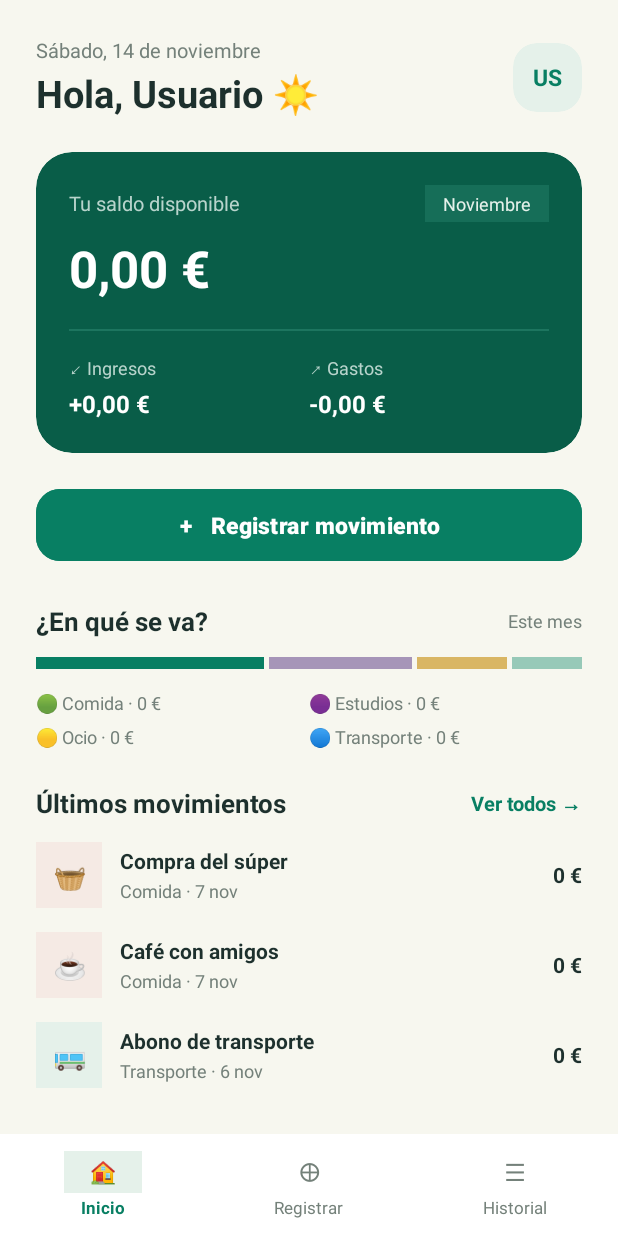
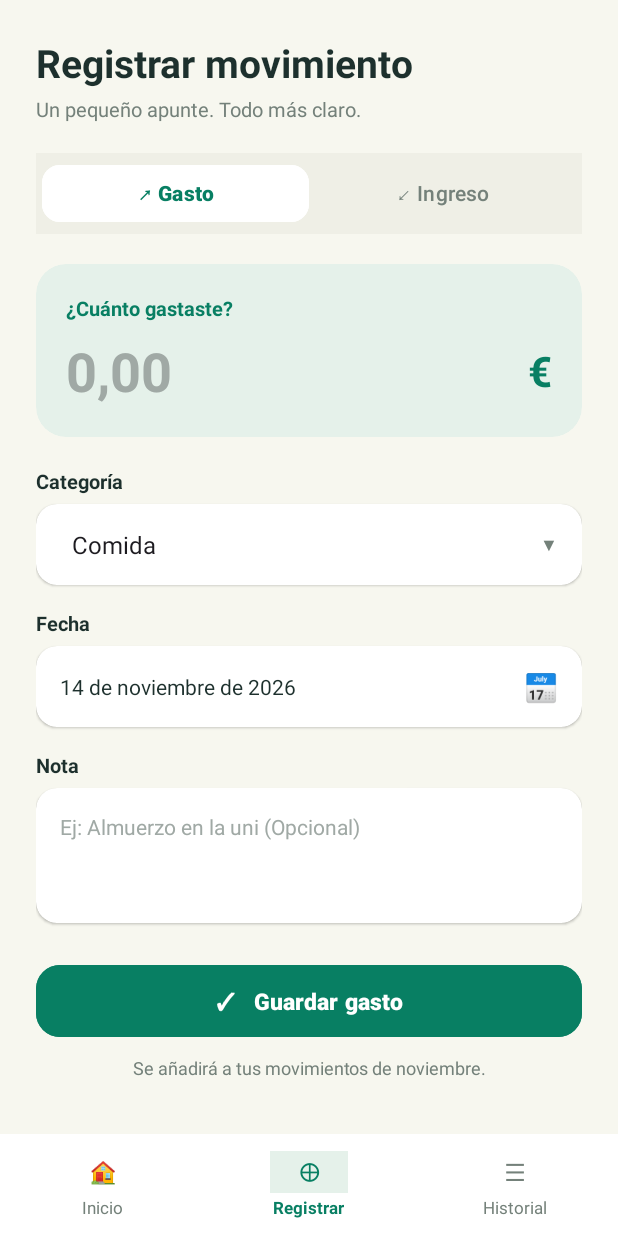
Before and after one commit to simonbrandvelez-cell/WhereIsMyMoney, an Android app: the InicioActivity screen opened directly, with no data from a screen before it, after a tap on "+ Registrar movimiento", on a phone screen of 412 x 824 dp. Run offline under Robolectric (Android 15) with nearby library versions, the phone set to English and light mode, and no system bars; our stand-ins replace Firebase (no records; nobody signed in at launch, a user with empty details on screens opened directly).

Commit message:
nueva pagina registrar movientos

```diff
--- a/app/src/main/java/com/example/whereismymoney/InicioActivity.kt
+++ b/app/src/main/java/com/example/whereismymoney/InicioActivity.kt
@@ -1,5 +1,6 @@
 package com.example.whereismymoney
 
+import android.content.Intent
 import android.os.Bundle
 import android.widget.Button
 import android.widget.LinearLayout
@@ -46,7 +47,7 @@ class InicioActivity : AppCompatActivity() {
         val tabRegistrar = findViewById<LinearLayout>(R.id.tabRegistrar)
         val tabHistorial = findViewById<LinearLayout>(R.id.tabHistorial)
 
-        // 1. Mostrar la fecha actual formateada en español dinámicamente
+        // 1. Mostrar la fecha actual formateada en español
         val fechaActual = SimpleDateFormat("EEEE, d 'de' MMMM", Locale("es", "ES")).format(Date())
         tvFecha.text = fechaActual.replaceFirstChar { it.uppercase() }
 
@@ -60,7 +61,7 @@ class InicioActivity : AppCompatActivity() {
                     tvIniciales.text = nombre.take(2).uppercase()
                 }
 
-            // 3. Escuchar en tiempo real los movimientos para calcular ingresos, gastos y saldo total dinámicamente
+            // 3. Escuchar los movimientos en tiempo real para calcular ingresos, gastos y saldo total
             db.child("usuarios").child(uid).child("movimientos")
                 .addValueEventListener(object : ValueEventListener {
                     override fun onDataChange(snapshot: DataSnapshot) {
@@ -92,17 +93,24 @@ class InicioActivity : AppCompatActivity() {
                 })
         }
 
-        // Acciones de los botones y pestañas inferiores
+        // ----------------------------------------------------
+        // NAVEGACIÓN Y APERTURA DE PANTALLAS
+        // ----------------------------------------------------
+
+        // Botón principal de "+ Registrar movimiento"
         btnRegistrarMovimiento.setOnClickListener {
-            Toast.makeText(this, "Próximamente: Registrar nuevo movimiento", Toast.LENGTH_SHORT).show()
+            val intent = Intent(this, RegistrarActivity::class.java)
+            startActivity(intent)
         }
 
+        // Pestaña inferior "Registrar"
         tabRegistrar.setOnClickListener {
-            Toast.makeText(this, "Ir a Registrar", Toast.LENGTH_SHORT).show()
+            val intent = Intent(this, RegistrarActivity::class.java)
+            startActivity(intent)
         }
 
         tabHistorial.setOnClickListener {
-            Toast.makeText(this, "Ir a Historial", Toast.LENGTH_SHORT).show()
+            Toast.makeText(this, "Pantalla de Historial en desarrollo", Toast.LENGTH_SHORT).show()
         }
 
         tvVerTodos.setOnClickListener {
--- /dev/null
+++ b/app/src/main/java/com/example/whereismymoney/RegistrarActivity.kt
@@ -0,0 +1,153 @@
+package com.example.whereismymoney
+
+import android.content.Intent
+import android.graphics.Color
+import android.os.Bundle
+import android.widget.Button
+import android.widget.EditText
+import android.widget.LinearLayout
+import android.widget.Spinner
+import android.widget.TextView
+import android.widget.Toast
+import androidx.activity.enableEdgeToEdge
+import androidx.appcompat.app.AppCompatActivity
+import androidx.core.view.ViewCompat
+import androidx.core.view.WindowInsetsCompat
+import com.google.firebase.Firebase
+import com.google.firebase.auth.FirebaseAuth
+import com.google.firebase.database.database
+import java.text.SimpleDateFormat
+import java.util.Date
+import java.util.Locale
+
+class RegistrarActivity : AppCompatActivity() {
+
+    private val auth = FirebaseAuth.getInstance()
+    private val db = Firebase.database.reference
+
+    private var tipoMovimientoSeleccionado = "gasto" // Por defecto es gasto
+
+    override fun onCreate(savedInstanceState: Bundle?) {
+        super.onCreate(savedInstanceState)
+        enableEdgeToEdge()
+        setContentView(R.layout.activity_registrar)
+
+        ViewCompat.setOnApplyWindowInsetsListener(findViewById(R.id.main)) { v, insets ->
+            val systemBars = insets.getInsets(WindowInsetsCompat.Type.systemBars())
+            v.setPadding(systemBars.left, systemBars.top, systemBars.right, systemBars.bottom)
+            insets
+        }
+
+        val btnTabGasto = findViewById<Button>(R.id.btnTabGasto)
+        val btnTabIngreso = findViewById<Button>(R.id.btnTabIngreso)
+        val tvPreguntaMonto = findViewById<TextView>(R.id.tvPreguntaMonto)
+        val etMonto = findViewById<EditText>(R.id.etMonto)
+        val spinnerCategoria = findViewById<Spinner>(R.id.spinnerCategoria)
+        val tvFechaSeleccionada = findViewById<TextView>(R.id.tvFechaSeleccionada)
+        val etNota = findViewById<EditText>(R.id.etNota)
+        val btnGuardar = findViewById<Button>(R.id.btnGuardar)
+
+        val tabInicio = findViewById<LinearLayout>(R.id.tabInicio)
+        val tabHistorial = findViewById<LinearLayout>(R.id.tabHistorial)
+
+        // Mostrar fecha actual en el campo de texto
+        val fechaFormateada = SimpleDateFormat("d 'de' MMMM 'de' yyyy", Locale("es", "ES")).format(Date())
+        tvFechaSeleccionada.text = fechaFormateada
+
+        // ----------------------------------------------------
+        // LÓGICA DE LOS BOTONES SUPERIORES (GASTO / INGRESO)
+        // ----------------------------------------------------
+        btnTabGasto.setOnClickListener {
+            tipoMovimientoSeleccionado = "gasto"
+            // Estilo pestaña Gasto activa
+            btnTabGasto.setBackgroundColor(Color.parseColor("#FFFFFF"))
+            btnTabGasto.setTextColor(Color.parseColor("#087F63"))
+            // Estilo pestaña Ingreso inactiva
+            btnTabIngreso.setBackgroundColor(Color.TRANSPARENT)
+            btnTabIngreso.setTextColor(Color.parseColor("#74817A"))
+
+            tvPreguntaMonto.text = "¿Cuánto gastaste?"
+            btnGuardar.text = "✓   Guardar gasto"
+        }
+
+        btnTabIngreso.setOnClickListener {
+            tipoMovimientoSeleccionado = "ingreso"
+            // Estilo pestaña Ingreso activa
+            btnTabIngreso.setBackgroundColor(Color.parseColor("#FFFFFF"))
+            btnTabIngreso.setTextColor(Color.parseColor("#087F63"))
+            // Estilo pestaña Gasto inactiva
+            btnTabGasto.setBackgroundColor(Color.TRANSPARENT)
+            btnTabGasto.setTextColor(Color.parseColor("#74817A"))
+
+            tvPreguntaMonto.text = "¿Cuánto ingresaste?"
+            btnGuardar.text = "✓   Guardar ingreso"
+        }
+
+        // ----------------------------------------------------
+        // GUARDAR MOVIMIENTO EN FIREBASE
+        // ----------------------------------------------------
+        btnGuardar.setOnClickListener {
+            val montoTexto = etMonto.text.toString().trim().replace(",", ".")
+            if (montoTexto.isEmpty()) {
+                Toast.makeText(this, "Por favor escribe un monto válido", Toast.LENGTH_SHORT).show()
+                return@setOnClickListener
+            }
+
+            val monto = montoTexto.toDoubleOrNull()
+            if (monto == null || monto <= 0.0) {
+                Toast.makeText(this, "El monto debe ser mayor a 0", Toast.LENGTH_SHORT).show()
+                return@setOnClickListener
+            }
+
+            val categoria = spinnerCategoria.selectedItem.toString()
+            val nota = etNota.text.toString().trim()
+            val fecha = tvFechaSeleccionada.text.toString()
+
+            val uid = auth.currentUser?.uid
+            if (uid == null) {
+                Toast.makeText(this, "Error: Usuario no autenticado", Toast.LENGTH_SHORT).show()
+                return@setOnClickListener
+            }
+
+            // Crear el mapa de datos para Firebase
+            val movimientoMap = mapOf(
+                "tipo" to tipoMovimientoSeleccionado,
+                "monto" to monto,
+                "categoria" to categoria,
+                "fecha" to fecha,
+                "nota" to nota
+            )
+
+            btnGuardar.isEnabled = false
+            btnGuardar.text = "Guardando..."
+
+            // Guardar bajo el nodo usuarios/$uid/movimientos generando un ID único
+            db.child("usuarios").child(uid).child("movimientos").push()
+                .setValue(movimientoMap)
+                .addOnSuccessListener {
+                    Toast.makeText(this, "¡Movimiento guardado con éxito!", Toast.LENGTH_SHORT).show()
+                    // Regresar automáticamente a la pantalla de Inicio (la cual actualizará el saldo sola)
+                    val intent = Intent(this, InicioActivity::class.java)
+                    startActivity(intent)
+                    finish()
+                }
+                .addOnFailureListener { e ->
+                    btnGuardar.isEnabled = true
+                    btnGuardar.text = if (tipoMovimientoSeleccionado == "gasto") "✓   Guardar gasto" else "✓   Guardar ingreso"
+                    Toast.makeText(this, "Error al guardar: ${e.localizedMessage}", Toast.LENGTH_LONG).show()
+                }
+        }
+
+        // ----------------------------------------------------
+        // NAVEGACIÓN INFERIOR
+        // ----------------------------------------------------
+        tabInicio.setOnClickListener {
+            startActivity(Intent(this, InicioActivity::class.java))
+            finish()
+        }
+
+        tabHistorial.setOnClickListener {
+            Toast.makeText(this, "Pantalla de Historial en desarrollo", Toast.LENGTH_SHORT).show()
+        }
+    }
+}
--- /dev/null
+++ b/app/src/main/res/layout/activity_registrar.xml
@@ -0,0 +1,370 @@
+<?xml version="1.0" encoding="utf-8"?>
+<RelativeLayout xmlns:android="http://schemas.android.com/apk/res/android"
+    xmlns:app="http://schemas.android.com/apk/res-auto"
+    android:id="@+id/main"
+    android:layout_width="match_parent"
+    android:layout_height="match_parent"
+    android:background="#F7F7EF">
+
+    <!-- CONTENIDO CON SCROLL Y MÁRGENES INTERNOS -->
+    <ScrollView
+        android:layout_width="match_parent"
+        android:layout_height="match_parent"
+        android:layout_above="@+id/bottomNav"
+        android:fillViewport="true"
+        android:paddingHorizontal="24dp"
+        android:paddingTop="24dp">
+
+        <LinearLayout
+            android:layout_width="match_parent"
+            android:layout_height="wrap_content"
+            android:orientation="vertical"
+            android:paddingBottom="24dp">
+
+            <!-- TÍTULO Y SUBTÍTULO -->
+            <TextView
+                android:layout_width="match_parent"
+                android:layout_height="wrap_content"
+                android:text="Registrar movimiento"
+                android:textColor="#1D302D"
+                android:textSize="26sp"
+                android:textStyle="bold"
+                android:layout_marginBottom="4dp"/>
+
+            <TextView
+                android:layout_width="match_parent"
+                android:layout_height="wrap_content"
+                android:text="Un pequeño apunte. Todo más claro."
+                android:textColor="#74817A"
+                android:textSize="13.5sp"
+                android:layout_marginBottom="20dp"/>
+
+            <!-- SELECTOR TIPO (GASTO / INGRESO) -->
+            <LinearLayout
+                android:layout_width="match_parent"
+                android:layout_height="54dp"
+                android:background="#EFEFE6"
+                android:orientation="horizontal"
+                android:padding="4dp"
+                android:layout_marginBottom="20dp">
+
+                <!-- Botón Gasto (Activo por defecto) -->
+                <com.google.android.material.button.MaterialButton
+                    android:id="@+id/btnTabGasto"
+                    android:layout_width="0dp"
+                    android:layout_height="match_parent"
+                    android:layout_weight="1"
+                    android:backgroundTint="#FFFFFF"
+                    android:text="↗ Gasto"
+                    android:textAllCaps="false"
+                    android:textColor="#087F63"
+                    android:textSize="14sp"
+                    android:textStyle="bold"
+                    app:cornerRadius="12dp"
+                    app:elevation="0dp"/>
+
+                <!-- Botón Ingreso (Inactivo) -->
+                <com.google.android.material.button.MaterialButton
+                    android:id="@+id/btnTabIngreso"
+                    android:layout_width="0dp"
+                    android:layout_height="match_parent"
+                    android:layout_weight="1"
+                    android:backgroundTint="@android:color/transparent"
+                    android:text="↙ Ingreso"
+                    android:textAllCaps="false"
+                    android:textColor="#74817A"
+                    android:textSize="14sp"
+                    app:cornerRadius="12dp"
+                    app:elevation="0dp"/>
+            </LinearLayout>
+
+            <!-- TARJETA DE MONTO -->
+            <androidx.cardview.widget.CardView
+                android:layout_width="match_parent"
+                android:layout_height="wrap_content"
+                android:layout_marginBottom="20dp"
+                app:cardBackgroundColor="#E5F1EA"
+                app:cardCornerRadius="20dp"
+                app:cardElevation="0dp">
+
+                <LinearLayout
+                    android:layout_width="match_parent"
+                    android:layout_height="wrap_content"
+                    android:orientation="vertical"
+                    android:padding="20dp">
+
+                    <TextView
+                        android:id="@+id/tvPreguntaMonto"
+                        android:layout_width="wrap_content"
+                        android:layout_height="wrap_content"
+                        android:text="¿Cuánto gastaste?"
+                        android:textColor="#087F63"
+                        android:textSize="13sp"
+                        android:textStyle="bold"
+                        android:layout_marginBottom="8dp"/>
+
+                    <LinearLayout
+                        android:layout_width="match_parent"
+                        android:layout_height="wrap_content"
+                        android:orientation="horizontal"
+                        android:gravity="center_vertical">
+
+                        <EditText
+                            android:id="@+id/etMonto"
+                            android:layout_width="0dp"
+                            android:layout_height="wrap_content"
+                            android:layout_weight="1"
+                            android:background="@android:color/transparent"
+                            android:hint="0,00"
+                            android:inputType="numberDecimal"
+                            android:textColor="#1D302D"
+                            android:textColorHint="#A0A9A5"
+                            android:textSize="36sp"
+                            android:textStyle="bold"
+                            android:singleLine="true"/>
+
+                        <TextView
+                            android:layout_width="wrap_content"
+                            android:layout_height="wrap_content"
+                            android:text="€"
+                            android:textColor="#087F63"
+                            android:textSize="28sp"
+                            android:textStyle="bold"
+                            android:layout_marginStart="8dp"/>
+                    </LinearLayout>
+                </LinearLayout>
+            </androidx.cardview.widget.CardView>
+
+            <!-- CATEGORÍA -->
+            <TextView
+                android:layout_width="match_parent"
+                android:layout_height="wrap_content"
+                android:text="Categoría"
+                android:textColor="#1D302D"
+                android:textSize="13sp"
+                android:textStyle="bold"
+                android:layout_marginBottom="6dp"/>
+
+            <androidx.cardview.widget.CardView
+                android:layout_width="match_parent"
+                android:layout_height="54dp"
+                android:layout_marginBottom="16dp"
+                app:cardBackgroundColor="#FFFFFF"
+                app:cardCornerRadius="14dp"
+                app:cardElevation="1dp">
+
+                <LinearLayout
+                    android:layout_width="match_parent"
+                    android:layout_height="match_parent"
+                    android:orientation="horizontal"
+                    android:gravity="center_vertical"
+                    android:paddingHorizontal="16dp">
+
+                    <Spinner
+                        android:id="@+id/spinnerCategoria"
+                        android:layout_width="0dp"
+                        android:layout_height="match_parent"
+                        android:layout_weight="1"
+                        android:background="@android:color/transparent"
+                        android:entries="@array/categorias_array"/>
+
+                    <TextView
+                        android:layout_width="wrap_content"
+                        android:layout_height="wrap_content"
+                        android:text="▼"
+                        android:textSize="12sp"
+                        android:textColor="#74817A"/>
+                </LinearLayout>
+            </androidx.cardview.widget.CardView>
+
+            <!-- FECHA -->
+            <TextView
+                android:layout_width="match_parent"
+                android:layout_height="wrap_content"
+                android:text="Fecha"
+                android:textColor="#1D302D"
+                android:textSize="13sp"
+                android:textStyle="bold"
+                android:layout_marginBottom="6dp"/>
+
+            <androidx.cardview.widget.CardView
+                android:layout_width="match_parent"
+                android:layout_height="54dp"
+                android:layout_marginBottom="16dp"
+                app:cardBackgroundColor="#FFFFFF"
+                app:cardCornerRadius="14dp"
+                app:cardElevation="1dp">
+
+                <LinearLayout
+                    android:layout_width="match_parent"
+                    android:layout_height="match_parent"
+                    android:orientation="horizontal"
+                    android:gravity="center_vertical"
+                    android:paddingHorizontal="16dp">
+
+                    <TextView
+                        android:id="@+id/tvFechaSeleccionada"
+                        android:layout_width="0dp"
+                        android:layout_height="wrap_content"
+                        android:layout_weight="1"
+                        android:text="7 de noviembre de 2026"
+                        android:textColor="#1D302D"
+                        android:textSize="14sp"/>
+
+                    <TextView
+                        android:layout_width="wrap_content"
+                        android:layout_height="wrap_content"
+                        android:text="📅"
+                        android:textSize="18sp"/>
+                </LinearLayout>
+            </androidx.cardview.widget.CardView>
+
+            <!-- NOTA -->
+            <TextView
+                android:layout_width="match_parent"
+                android:layout_height="wrap_content"
+                android:text="Nota"
+                android:textColor="#1D302D"
+                android:textSize="13sp"
+                android:textStyle="bold"
+                android:layout_marginBottom="6dp"/>
+
+            <androidx.cardview.widget.CardView
+                android:layout_width="match_parent"
+                android:layout_height="90dp"
+                android:layout_marginBottom="24dp"
+                app:cardBackgroundColor="#FFFFFF"
+                app:cardCornerRadius="14dp"
+                app:cardElevation="1dp">
+
+                <EditText
+                    android:id="@+id/etNota"
+                    android:layout_width="match_parent"
+                    android:layout_height="match_parent"
+                    android:background="@android:color/transparent"
+                    android:gravity="top|start"
+                    android:hint="Ej: Almuerzo en la uni (Opcional)"
+                    android:padding="16dp"
+                    android:textColor="#1D302D"
+                    android:textColorHint="#A0A9A5"
+                    android:textSize="14sp"/>
+            </androidx.cardview.widget.CardView>
+
+            <!-- BOTÓN GUARDAR -->
+            <com.google.android.material.button.MaterialButton
+                android:id="@+id/btnGuardar"
+                android:layout_width="match_parent"
+                android:layout_height="56dp"
+                android:backgroundTint="#087F63"
+                android:text="✓   Guardar gasto"
+                android:textAllCaps="false"
+                android:textColor="#FFFFFF"
+                android:textSize="15sp"
+                android:textStyle="bold"
+                app:cornerRadius="16dp"
+                app:elevation="0dp"
+                android:layout_marginBottom="8dp"/>
+
+            <TextView
+                android:layout_width="match_parent"
+                android:layout_height="wrap_content"
+                android:gravity="center"
+                android:text="Se añadirá a tus movimientos de noviembre."
+                android:textColor="#74817A"
+                android:textSize="12sp"/>
+
+        </LinearLayout>
+    </ScrollView>
+
+    <!-- BARRA DE NAVEGACIÓN INFERIOR -->
+    <LinearLayout
+        android:id="@+id/bottomNav"
+        android:layout_width="match_parent"
+        android:layout_height="68dp"
+        android:layout_alignParentBottom="true"
+        android:background="#FFFFFF"
+        android:orientation="horizontal"
+        android:gravity="center">
+
+        <!-- TAB INICIO -->
+        <LinearLayout
+            android:id="@+id/tabInicio"
+            android:layout_width="0dp"
+            android:layout_height="match_parent"
+            android:layout_weight="1"
+            android:orientation="vertical"
+            android:gravity="center">
+
+            <TextView
+                android:layout_width="52dp"
+                android:layout_height="28dp"
+                android:gravity="center"
+                android:text="🏠"
+                android:textSize="14sp"/>
+
+            <TextView
+                android:layout_width="wrap_content"
+                android:layout_height="wrap_content"
+                android:text="Inicio"
+                android:textColor="#74817A"
+                android:textSize="11sp"
+                android:layout_marginTop="2dp"/>
+        </LinearLayout>
+
+        <!-- TAB REGISTRAR (Activo) -->
+        <LinearLayout
+            android:id="@+id/tabRegistrar"
+            android:layout_width="0dp"
+            android:layout_height="match_parent"
+            android:layout_weight="1"
+            android:orientation="vertical"
+            android:gravity="center">
+
+            <TextView
+                android:layout_width="52dp"
+                android:layout_height="28dp"
+                android:background="#E5F1EA"
+                android:gravity="center"
+                android:text="⊕"
+                android:textColor="#087F63"
+                android:textSize="18sp"/>
+
+            <TextView
+                android:layout_width="wrap_content"
+                android:layout_height="wrap_content"
+                android:text="Registrar"
+                android:textColor="#087F63"
+                android:textSize="11sp"
+                android:textStyle="bold"
+                android:layout_marginTop="2dp"/>
+        </LinearLayout>
+
+        <!-- TAB HISTORIAL -->
+        <LinearLayout
+            android:id="@+id/tabHistorial"
+            android:layout_width="0dp"
+            android:layout_height="match_parent"
+            android:layout_weight="1"
+            android:orientation="vertical"
+            android:gravity="center">
+
+            <TextView
+                android:layout_width="52dp"
+                android:layout_height="28dp"
+                android:gravity="center"
+                android:text="☰"
+                android:textColor="#74817A"
+                android:textSize="16sp"/>
+
+            <TextView
+                android:layout_width="wrap_content"
+                android:layout_height="wrap_content"
+                android:text="Historial"
+                android:textColor="#74817A"
+                android:textSize="11sp"
+                android:layout_marginTop="2dp"/>
+        </LinearLayout>
+
+    </LinearLayout>
+
+</RelativeLayout>
--- a/app/src/main/res/values/strings.xml
+++ b/app/src/main/res/values/strings.xml
@@ -1,3 +1,12 @@
 <resources>
     <string name="app_name">Where is my money</string>
+
+    <string-array name="categorias_array">
+        <item>Comida</item>
+        <item>Estudios</item>
+        <item>Ocio</item>
+        <item>Transporte</item>
+        <item>Salud</item>
+        <item>Otros</item>
+    </string-array>
 </resources>
```
Also changed, not shown: app/src/main/AndroidManifest.xml (+5 -3 lines).
